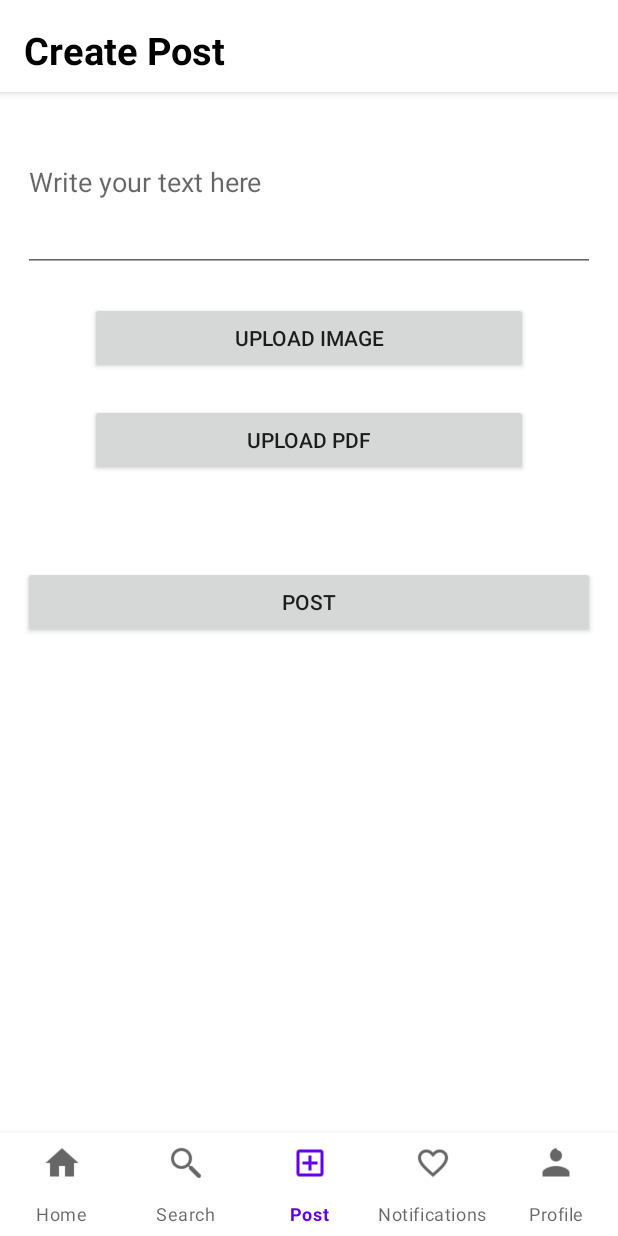
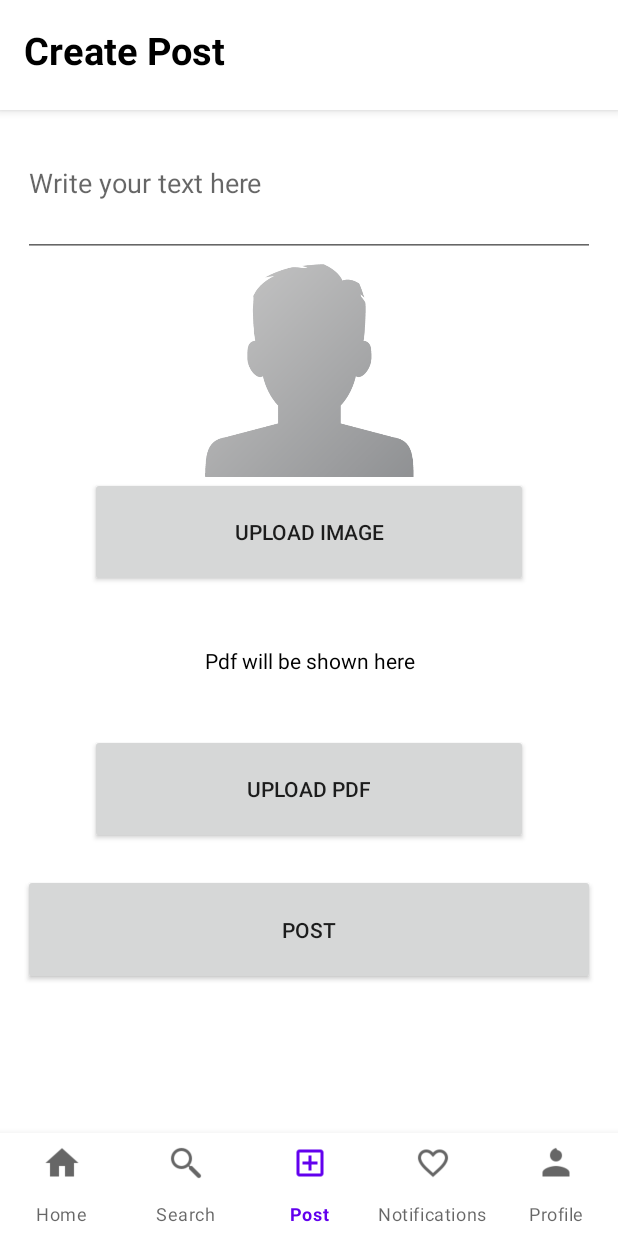
Before and after one commit to meunaught/ShareNCare, an Android app: the HomeFragment screen opened directly, with no data from a screen before it, item 3 of the bottom bar chosen, on a phone screen of 412 x 824 dp. Run offline under Robolectric (Android 15) with nearby library versions, the phone set to English and light mode, and no system bars.

Commit message:
Image from gallery

```diff
--- a/app/src/main/AndroidManifest.xml
+++ b/app/src/main/AndroidManifest.xml
@@ -2,6 +2,8 @@
 <manifest xmlns:android="http://schemas.android.com/apk/res/android"
     xmlns:tools="http://schemas.android.com/tools"
     package="com.example.sharencare">
+
+    <uses-permission android:name="android.permission.READ_EXTERNAL_STORAGE"/>
 
     <application
         android:allowBackup="true"
@@ -13,6 +15,9 @@
         android:supportsRtl="true"
         android:theme="@style/Theme.ShareNCare"
         tools:targetApi="31">
+        <activity
+            android:name=".ChatListActivity"
+            android:exported="false" />
         <activity
             android:name=".ForgetPasswordActivity"
             android:exported="false" />
--- a/app/src/main/java/com/example/sharencare/fragments/HomeFragment.kt
+++ b/app/src/main/java/com/example/sharencare/fragments/HomeFragment.kt
@@ -1,11 +1,15 @@
 package com.example.sharencare.fragments
 
+import android.content.Intent
 import android.os.Bundle
 import androidx.fragment.app.Fragment
 import android.view.LayoutInflater
 import android.view.View
 import android.view.ViewGroup
+import com.example.sharencare.ChatListActivity
+import com.example.sharencare.ForgetPasswordActivity
 import com.example.sharencare.R
+import kotlinx.android.synthetic.main.fragment_home.view.*
 
 // TODO: Rename parameter arguments, choose names that match
 // the fragment initialization parameters, e.g. ARG_ITEM_NUMBER
@@ -35,7 +39,13 @@ class HomeFragment : Fragment() {
         savedInstanceState: Bundle?
     ): View? {
         // Inflate the layout for this fragment
-        return inflater.inflate(R.layout.fragment_home, container, false)
+        val view =  inflater.inflate(R.layout.fragment_home, container, false)
+
+        view.message_btn_home_fragment.setOnClickListener{
+            startActivity(Intent(context,ChatListActivity::class.java))
+        }
+
+        return view
     }
 
     companion object {
--- a/app/src/main/res/layout/fragment_create_post.xml
+++ b/app/src/main/res/layout/fragment_create_post.xml
@@ -6,13 +6,15 @@
     android:layout_height="match_parent"
     tools:context=".fragments.CreatePostFragment"
     android:orientation="vertical"
+    android:weightSum="15"
     >
 
     <com.google.android.material.appbar.AppBarLayout
         android:id="@+id/app_bar_layout_create_post_fragment"
         android:layout_width="match_parent"
-        android:layout_height="wrap_content"
+        android:layout_height="0dp"
         android:background="@color/white"
+        android:layout_weight="1.5"
         >
         <androidx.appcompat.widget.Toolbar
             android:id="@+id/toolbar_create_post_fragment"
@@ -47,39 +49,68 @@
 
     <EditText
         android:layout_width="match_parent"
-        android:layout_height= "120dp"
+        android:layout_height= "0dp"
+        android:layout_weight="2"
         android:hint="Write your text here"
-        android:layout_marginBottom="20dp"
         android:layout_marginStart="15dp"
         android:layout_marginEnd="15dp"
         />
 
+    <ImageView
+        android:id="@+id/image_view_create_post_fragment"
+        android:layout_width="match_parent"
+        android:layout_height="0dp"
+        android:layout_weight="3"
+        android:layout_marginStart="60dp"
+        android:layout_marginEnd="60dp"
+        android:layout_gravity="center"
+        android:src="@drawable/profile"
+        >
+
+    </ImageView>
+
     <androidx.appcompat.widget.AppCompatButton
         android:id="@+id/uploadImage_btn_create_post_fragment"
         android:layout_width="match_parent"
-        android:layout_height="wrap_content"
+        android:layout_height="0dp"
+        android:layout_weight="1.5"
         android:text="Upload Image"
+        android:layout_marginStart="60dp"
+        android:layout_marginEnd="60dp"
+        />
+
+    <TextView
+        android:layout_width="match_parent"
+        android:layout_height="0dp"
+        android:layout_weight="2"
+        android:layout_gravity="center"
+        android:hint="Pdf will be shown here"
+        android:gravity="center"
+        android:textColor="@color/black"
+        android:textColorHint="@color/black"
+        android:layout_marginStart="15dp"
+        android:layout_marginEnd="15dp"
+        >
+
+    </TextView>
+
+    <androidx.appcompat.widget.AppCompatButton
+        android:id="@+id/uploadPdf_btn_create_post_fragment"
+        android:layout_width="match_parent"
+        android:layout_height="0dp"
+        android:layout_weight="1.5"
+        android:text="Upload PDF"
         android:layout_marginStart="60dp"
         android:layout_marginEnd="60dp"
         android:layout_marginBottom="20dp"
         />
 
     <androidx.appcompat.widget.AppCompatButton
-        android:id="@+id/uploadPdf_btn_create_post_fragment"
-        android:layout_width="match_parent"
-        android:layout_height="wrap_content"
-        android:text="Upload PDF"
-        android:layout_marginStart="60dp"
-        android:layout_marginEnd="60dp"
-        android:layout_marginBottom="60dp"
-        />
-
-    <androidx.appcompat.widget.AppCompatButton
         android:id="@+id/post_btn_create_post_fragment"
         android:layout_width="match_parent"
-        android:layout_height="wrap_content"
+        android:layout_height="0dp"
+        android:layout_weight="1.5"
         android:text="Post"
-        android:layout_marginBottom="20dp"
         android:layout_marginStart="15dp"
         android:layout_marginEnd="15dp"
         />
--- a/app/src/main/res/layout/fragment_home.xml
+++ b/app/src/main/res/layout/fragment_home.xml
@@ -1,5 +1,6 @@
 <?xml version="1.0" encoding="utf-8"?>
-<LinearLayout xmlns:android="http://schemas.android.com/apk/res/android"
+<LinearLayout
+    xmlns:android="http://schemas.android.com/apk/res/android"
     xmlns:tools="http://schemas.android.com/tools"
     android:layout_width="match_parent"
     android:layout_height="match_parent"
@@ -34,6 +35,7 @@
                     android:gravity="center"
                     android:textSize="15sp"
                     android:textStyle="bold"
+                    android:textColor="@color/black"
                     />
                 <TextView
                     android:layout_width="0dp"
```
Also changed, not shown: app/src/main/java/com/example/sharencare/ChatListActivity.kt (added, +11 -0 lines), app/src/main/java/com/example/sharencare/fragments/CreatePostFragment.kt (+27 -5 lines), app/src/main/java/com/example/sharencare/fragments/EditProfileFragment.kt (+27 -1 lines), app/src/main/res/layout/activity_chat_list.xml (added, +57 -0 lines).
